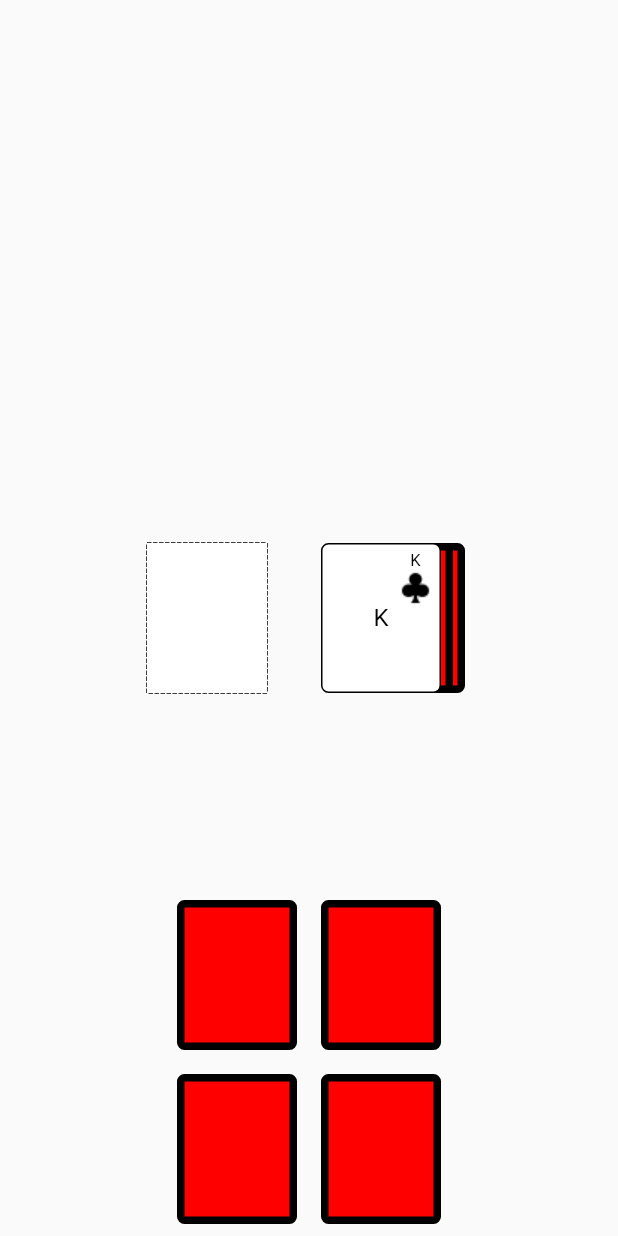
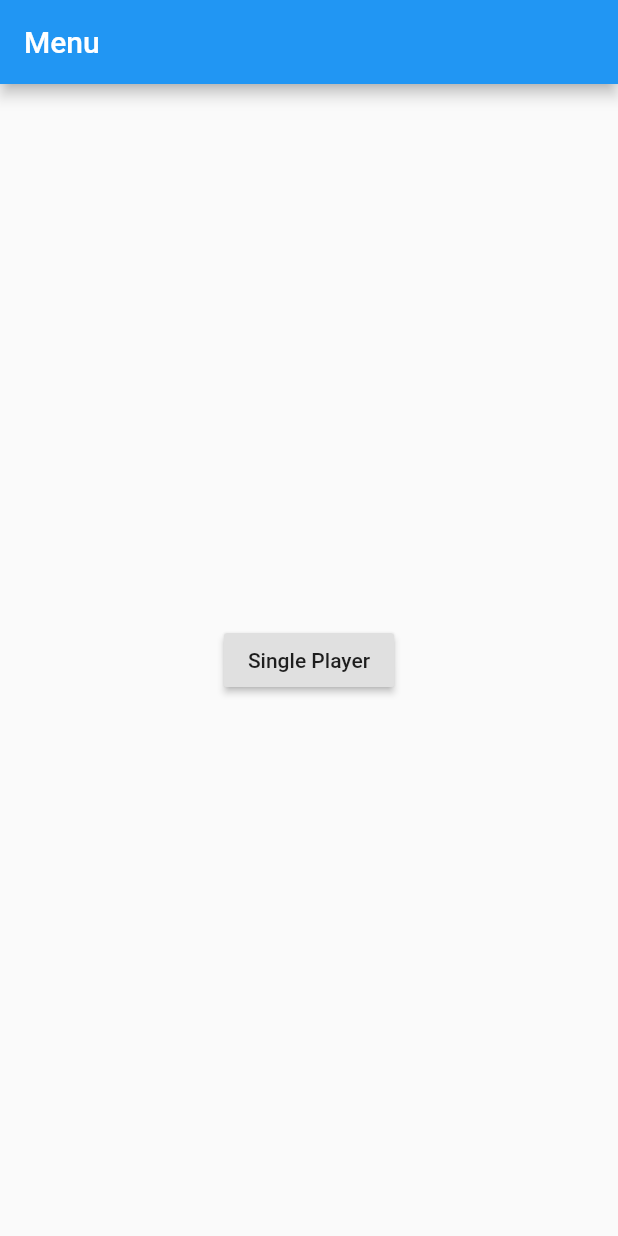
Before and after one commit to jordanterry/JacksAndFives, a Flutter app: the screen it shows after launch, on a phone screen of 412 x 824 dp. Run offline on Flutter 3.47's test engine with Material 2 defaults, Android fonts, the phone set to English and light mode, and no system bars; drawn by our look-alikes of dotted_border.

```diff
--- a/lib/dealt_deck_dragggable_and_droppable.dart
+++ b/lib/dealt_deck/dealt_deck_dragggable_and_droppable.dart
@@ -1,6 +1,6 @@
 import 'package:flutter/material.dart';
-import 'package:kago_game/deck_dealt_droppable.dart';
-import 'package:kago_game/deck_dealt_widgets.dart';
+import 'package:kago_game/dealt_deck/deck_dealt_droppable.dart';
+import 'package:kago_game/dealt_deck/deck_dealt_widgets.dart';
 import 'package:kago_game/playing_card_model.dart';
 import 'package:kago_game/playing_cards.dart';
 
@@ -42,7 +42,6 @@ class DealtDeckDraggableAndDroppable extends StatelessWidget {
       },
       onDragCompleted: () {},
       onDraggableCanceled: (velocity, offset) {
-        print("Dealt Deck onDraggableCanceled");
         cardDraggedBackToDeck();
       },
     );
--- a/lib/deck_dealt_droppable.dart
+++ b/lib/dealt_deck/deck_dealt_droppable.dart
@@ -1,6 +1,6 @@
 import 'package:flutter/material.dart';
 import 'package:flutter/widgets.dart';
-import 'package:kago_game/deck_dealt_widgets.dart';
+import 'package:kago_game/dealt_deck/deck_dealt_widgets.dart';
 import 'package:kago_game/playing_card_model.dart';
 
 typedef void CardDroppedCallback(PlayingCard newCard);
--- a/lib/deck_dealt_widgets.dart
+++ b/lib/dealt_deck/deck_dealt_widgets.dart
@@ -17,8 +17,12 @@ class DealtDeckOfCards extends StatelessWidget {
     if (cards.length == 0) {
       childrenCards.insert(
         0,
-        Container(
-            key: topDealtKey, child: PlayingCardEmptyWidget(key: GlobalKey())),
+        Positioned(
+            top: 0,
+            right: 0.0,
+            child: Container(
+                key: topDealtKey,
+                child: PlayingCardEmptyWidget(key: GlobalKey()))),
       );
     } else {
       if (cards.length > 0) childrenCards.insert(0, _createCard(cards[0], 0));
--- a/lib/deck_glue.dart
+++ b/lib/deck/deck_glue.dart
@@ -1,4 +1,4 @@
-import 'package:kago_game/deck_models.dart';
+import 'package:kago_game/deck/deck_models.dart';
 import 'package:kago_game/playing_card_model.dart';
 
 class DeckOfCardsFactory {
--- a/lib/deck_models.dart
+++ b/lib/deck/deck_models.dart
@@ -1,4 +1,4 @@
-import 'playing_card_model.dart';
+import '../playing_card_model.dart';
 
 class Deck {
   List<PlayingCard> _cards;
--- a/lib/deck_widgets.dart
+++ b/lib/deck/deck_widgets.dart
@@ -1,5 +1,5 @@
 import 'package:flutter/material.dart';
-import 'package:kago_game/deck_models.dart';
+import 'package:kago_game/deck/deck_models.dart';
 import 'package:kago_game/playing_card_empty.dart';
 import 'package:kago_game/playing_cards.dart';
 
--- a/lib/jaf_game.dart
+++ b/lib/jaf_game.dart
@@ -1,5 +1,5 @@
-import 'package:kago_game/deck_glue.dart';
-import 'package:kago_game/deck_models.dart';
+import 'package:kago_game/deck/deck_glue.dart';
+import 'package:kago_game/deck/deck_models.dart';
 import 'package:kago_game/jaf_models.dart';
 import 'package:kago_game/playing_card_model.dart';
 
--- a/lib/main.dart
+++ b/lib/main.dart
@@ -1,6 +1,6 @@
 import 'package:flutter/cupertino.dart';
 import 'package:flutter/material.dart';
-import 'package:kago_game/jaf_widgets.dart';
+import 'package:kago_game/routes/route_menu.dart';
 
 void main() {
   runApp(MyApp());
@@ -16,7 +16,7 @@ class MyApp extends StatelessWidget {
         primarySwatch: Colors.blue,
         visualDensity: VisualDensity.adaptivePlatformDensity,
       ),
-      home: JackAndFivesScreen(),
+      home: MenuRoute(),
     );
   }
 }
--- /dev/null
+++ b/lib/routes/route_menu.dart
@@ -0,0 +1,25 @@
+import 'package:flutter/material.dart';
+import 'package:flutter/widgets.dart';
+import 'package:kago_game/routes/route_single_player_game.dart';
+
+class MenuRoute extends StatelessWidget {
+  @override
+  Widget build(BuildContext context) {
+    return Scaffold(
+      appBar: AppBar(
+        title: Text('Menu'),
+      ),
+      body: Center(
+        child: RaisedButton(
+          child: Text('Single Player'),
+          onPressed: () {
+            Navigator.push(
+              context,
+              MaterialPageRoute(builder: (context) => SinglePlayerGameRoute()),
+            );
+          },
+        ),
+      ),
+    );
+  }
+}
```
Also changed, not shown: lib/jaf_widgets.dart (+12 -8 lines), lib/routes/route_single_player_game.dart (added, +15 -0 lines), lib/player_deck/player_deck.dart (renamed from lib/player_deck.dart), lib/player_deck/player_deck_draggable.dart (renamed from lib/player_deck_draggable.dart), lib/player_deck/player_deck_opponent.dart (renamed from lib/player_deck_opponent.dart).
